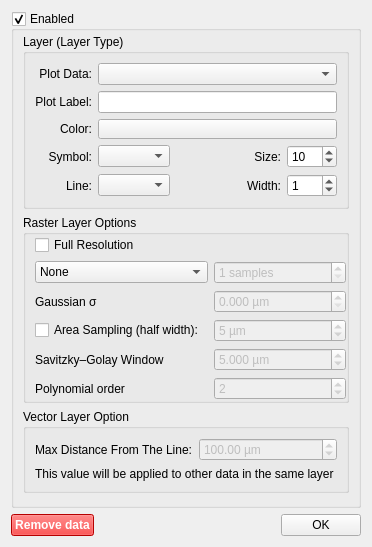
wiscsims/line_profile, file ui/lpConfigPlotDialog.ui: the form before one commit.
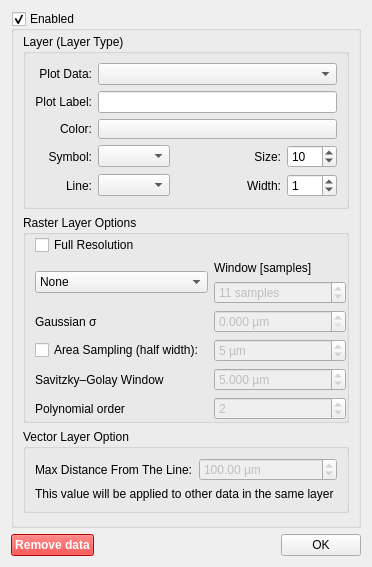
The form after the commit.

Patch:
```diff
--- a/ui/lpConfigPlotDialog.ui
+++ b/ui/lpConfigPlotDialog.ui
@@ -235,6 +235,9 @@
              </widget>
             </item>
             <item row="1" column="1">
+             <layout class="QVBoxLayout" name="movingAverageWindowLayout">
+              <item><widget class="QLabel" name="LBL_MovAveN"><property name="text"><string>Window [samples]</string></property><property name="buddy"><cstring>SPN_MovAveN</cstring></property></widget></item>
+              <item>
              <widget class="QSpinBox" name="SPN_MovAveN">
               <property name="enabled">
                <bool>false</bool>
@@ -249,12 +252,17 @@
                <number>1</number>
               </property>
               <property name="maximum">
-               <number>100</number>
+               <number>101</number>
               </property>
+              <property name="singleStep"><number>2</number></property>
+              <property name="keyboardTracking"><bool>false</bool></property>
+              <property name="value"><number>11</number></property>
               <property name="toolTip">
                <string>Moving Average window size in samples</string>
               </property>
              </widget>
+              </item>
+             </layout>
             </item>
             <item row="3" column="1">
              <widget class="QSpinBox" name="SPN_SamplingWidth">
```
Left out of the diff: 2 changed lines with no effect on the pictures.
